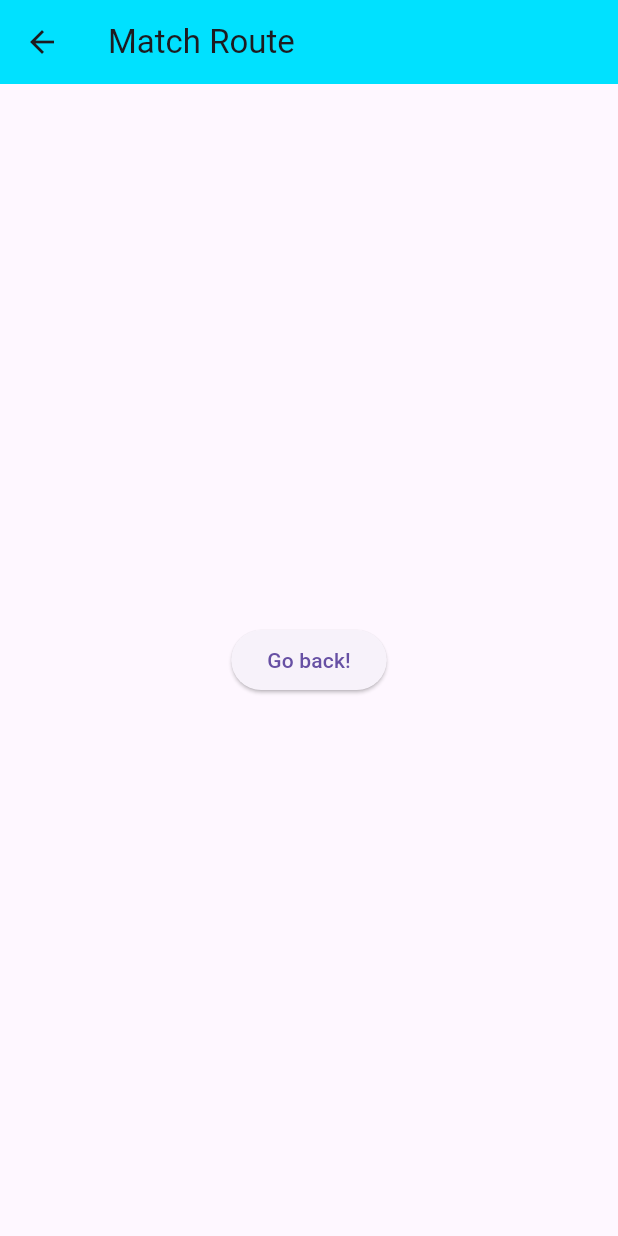
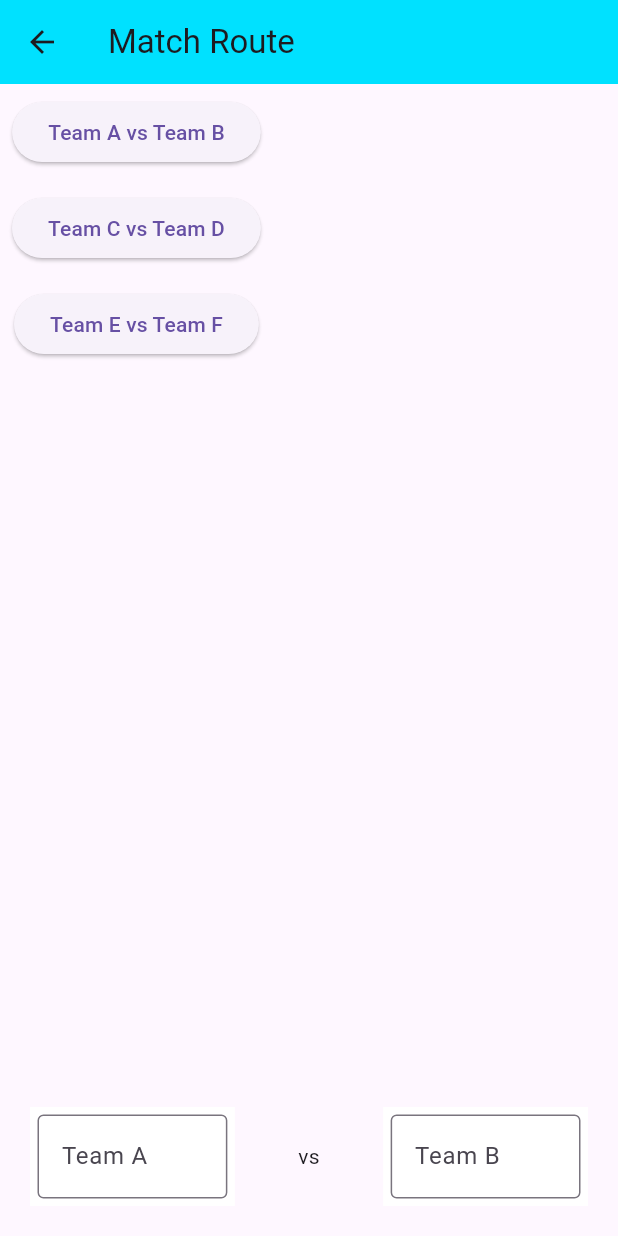
Before and after one commit to brandont118/offdabreak, a Flutter app: the MatchSelect screen opened by its route, on a phone screen of 412 x 824 dp. Run offline on Flutter 3.47's test engine with Material 3 defaults, Android fonts, the light colour scheme and no system bars.

Commit message:
Added bottom TextField To matches

```diff
--- a/lib/match_select.dart
+++ b/lib/match_select.dart
@@ -1,9 +1,19 @@
 import 'package:flutter/material.dart';
 
-// ignore: camel_case_types
-class MatchSelect extends StatelessWidget {
+class MatchSelect extends StatefulWidget {
   const MatchSelect({super.key});
 
+  static List<String> items = [
+    'Team A vs Team B',
+    'Team C vs Team D',
+    'Team E vs Team F',
+  ];
+
+  @override
+  State<MatchSelect> createState() => _MatchSelectState();
+}
+
+class _MatchSelectState extends State<MatchSelect> {
   @override
   // ignore: dead_code
   Widget build(BuildContext context) {
@@ -12,13 +22,63 @@ class MatchSelect extends StatelessWidget {
         title: const Text("Match Route"),
         backgroundColor: Color.fromARGB(255, 0, 225, 255),
       ),
-      body: Center(
-        child: ElevatedButton(
-          onPressed: () {
-            Navigator.pop(context);
-          },
-          child: const Text('Go back!'),
-        ), // ElevatedButton
+      body: Stack(
+        children: [
+          SingleChildScrollView(
+            // would let us scroll
+            child: Column(
+              mainAxisAlignment: MainAxisAlignment.end,
+              children: MatchSelect.items.map((item) {
+                return Padding(
+                  padding: const EdgeInsets.all(8.0),
+                  child: ElevatedButton(
+                    onPressed: () => print("Pressed $item"),
+                    child: Text(item),
+                  ),
+                );
+              }).toList(),
+            ),
+          ),
+          Align(
+            alignment: Alignment.bottomCenter,
+            child: Row(
+              children: [
+                Expanded(
+                  flex: 3,
+                  child: Container(
+                    margin: EdgeInsets.all(20),
+                    padding: EdgeInsets.all(5),
+                    decoration: BoxDecoration(color: Colors.white),
+                    child: TextField(
+                      decoration: InputDecoration(
+                        hintText: "Team A",
+                        border: OutlineInputBorder(),
+                      ),
+                    ),
+                  ),
+                ),
+                Expanded(
+                  flex: 1,
+                  child: Text("vs", textAlign: TextAlign.center),
+                ),
+                Expanded(
+                  flex: 3,
+                  child: Container(
+                    margin: EdgeInsets.all(20),
+                    padding: EdgeInsets.all(5),
+                    decoration: BoxDecoration(color: Colors.white),
+                    child: TextField(
+                      decoration: InputDecoration(
+                        hintText: "Team B",
+                        border: OutlineInputBorder(),
+                      ),
+                    ),
+                  ),
+                ),
+              ],
+            ),
+          ),
+        ],
       ),
     );
   }
```
